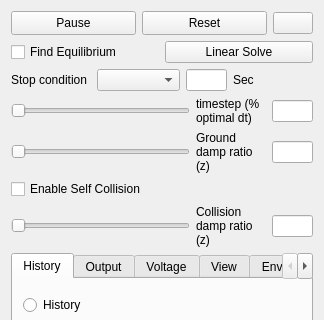
Old version of the form src/main/vPhysics.ui in the repository voxcraft/voxcraft-viz; both pictures show x 0 to 324 and y 0 to 320 of the 324 by 708 pixel window.
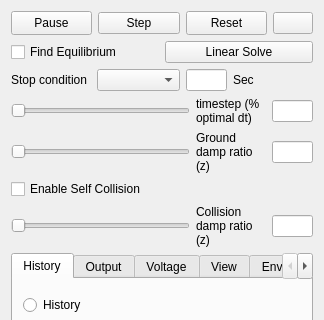
New version of the form. Icons and pictures are not drawn. Custom widgets are drawn as their Qt base class.

Commit message: floor color and step one frame button

```diff
--- a/src/main/vPhysics.ui
+++ b/src/main/vPhysics.ui
@@ -29,6 +29,13 @@
        </property>
       </widget>
      </item>
+     <item>
+      <widget class="QPushButton" name="stepOneFrameButton">
+       <property name="text">
+        <string>Step</string>
+       </property>
+      </widget>
+     </item>
      <item>
       <widget class="QPushButton" name="ResetButton">
        <property name="minimumSize">
```
Left out of the diff: 4 changed lines with no effect on the pictures. The commit also changes 3 other files.
